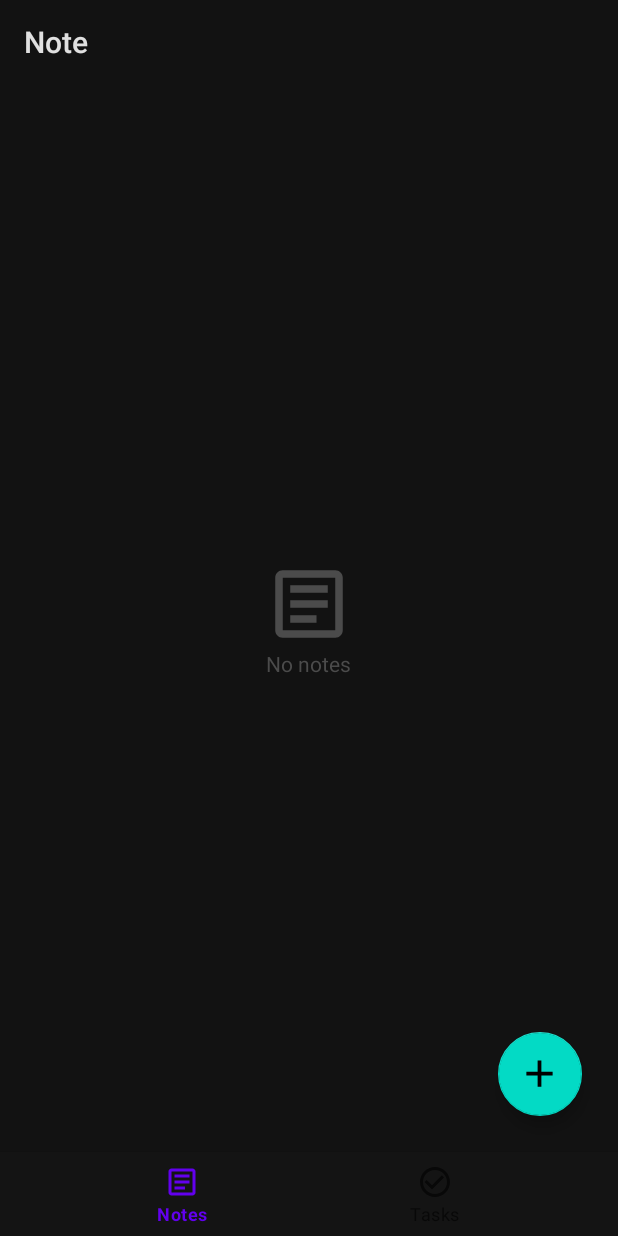
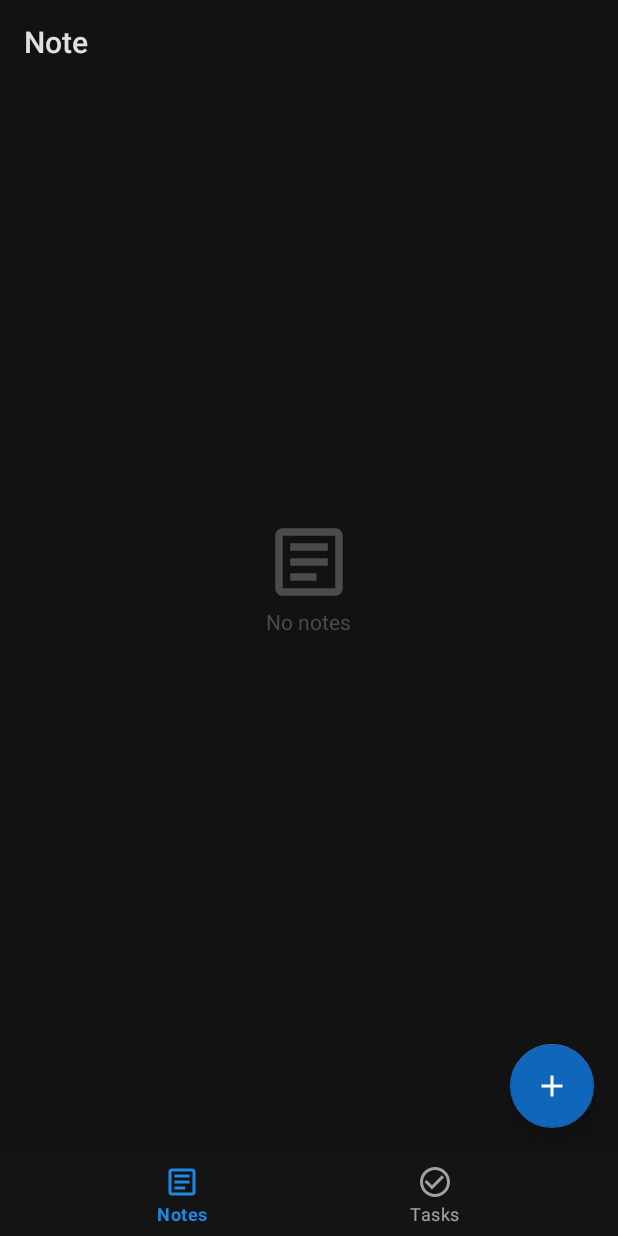
Before and after one commit to AlecSPb/Note, an Android app: the screen it shows after launch (MainActivity), on a phone screen of 412 x 824 dp. Run offline under Robolectric (Android 15) with nearby library versions, the phone set to English and light mode, and no system bars; our stand-ins replace navigation-ui.

Commit message:
update layout

```diff
--- a/app/src/main/res/layout/fragment_main.xml
+++ b/app/src/main/res/layout/fragment_main.xml
@@ -22,6 +22,7 @@
         android:name="androidx.navigation.fragment.NavHostFragment"
         android:layout_width="match_parent"
         android:layout_height="match_parent"
+        android:layout_marginBottom="?actionBarSize"
         app:defaultNavHost="true"
         app:layout_constraintBottom_toTopOf="@id/nav_view"
         app:layout_constraintLeft_toLeftOf="parent"
--- a/app/src/main/res/layout/fragment_notes.xml
+++ b/app/src/main/res/layout/fragment_notes.xml
@@ -40,12 +40,11 @@
         android:id="@+id/bt_add_notes"
         android:layout_width="wrap_content"
         android:layout_height="wrap_content"
-        android:layout_marginEnd="24dp"
-        android:layout_marginBottom="80dp"
+        android:layout_marginEnd="16dp"
+        android:layout_marginBottom="16dp"
         android:contentDescription="@string/bt_add_description"
         android:src="@drawable/ic_baseline_add_24"
         app:layout_constraintBottom_toBottomOf="parent"
-        app:layout_constraintEnd_toEndOf="parent"
-        app:maxImageSize="30dp" />
+        app:layout_constraintEnd_toEndOf="parent" />
 
 </androidx.constraintlayout.widget.ConstraintLayout>
```
Also changed, not shown: app/src/main/res/layout/fragment_tasks.xml (+3 -4 lines).
